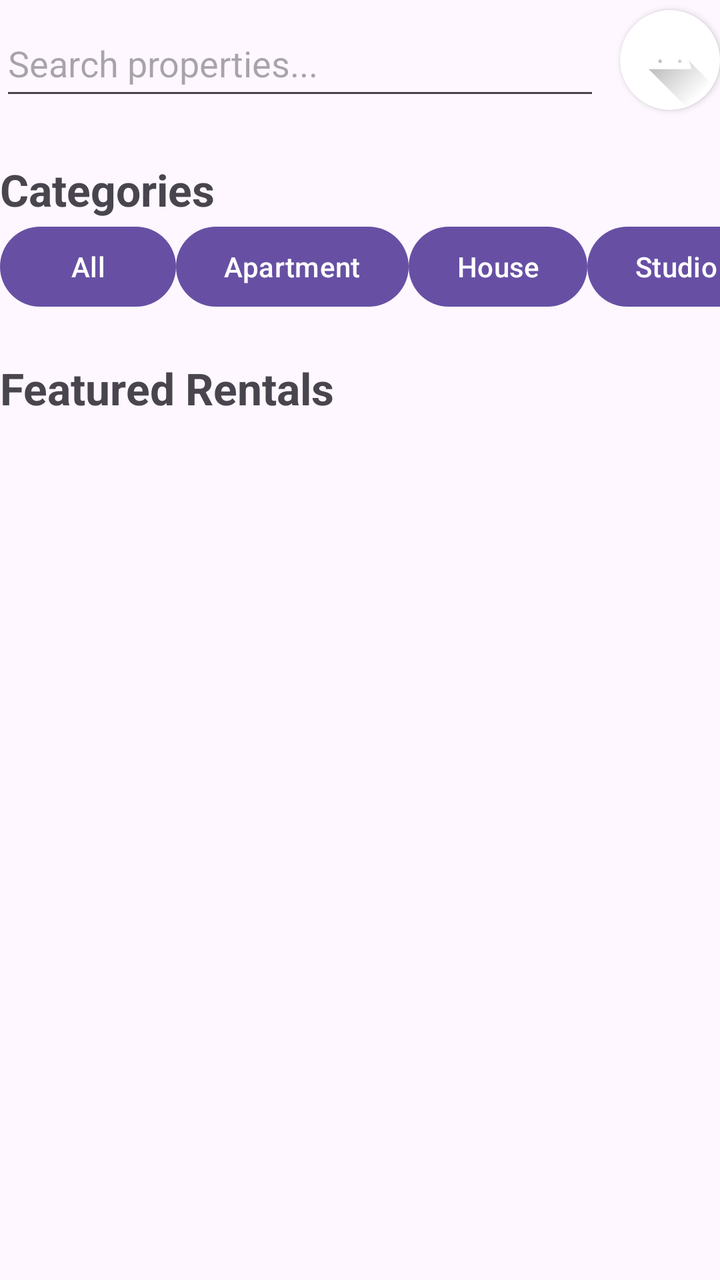
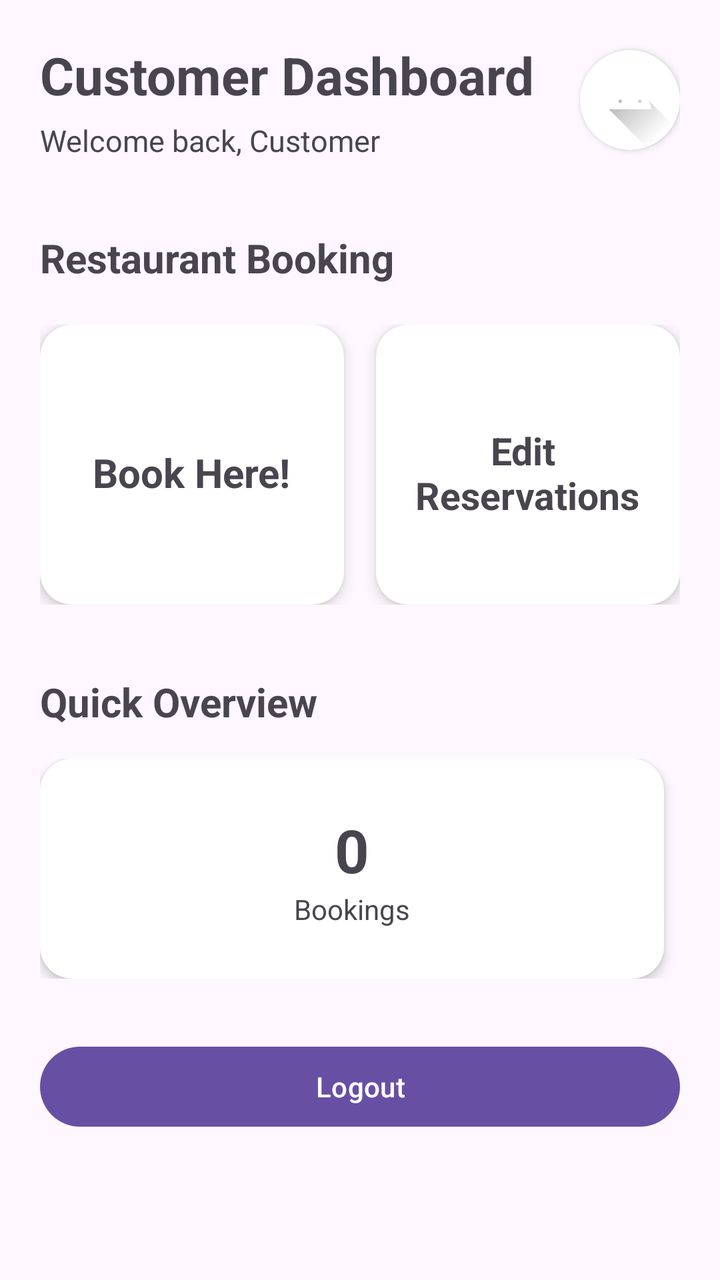

Before-and-after screenshots of an Android layout around one commit, followed by the original layout XML and the change that was made.
<!-- AndroidManifest.xml: application theme Theme.ISCG7424GroupAssessment -->
<!-- res/layout/activity_customer_main_page.xml -->
<?xml version="1.0" encoding="utf-8"?>
<LinearLayout xmlns:android="http://schemas.android.com/apk/res/android"
    xmlns:app="http://schemas.android.com/apk/res-auto"
    xmlns:tools="http://schemas.android.com/tools"
    android:id="@+id/main"
    android:layout_width="match_parent"
    android:layout_height="match_parent"
    android:gravity="center"
    android:orientation="vertical"
    tools:context=".CustomerMainPage">


    <LinearLayout
        android:layout_width="match_parent"
        android:layout_height="60dp"
        android:orientation="horizontal"
        android:gravity="center_vertical">

        <EditText
            android:id="@+id/et_search"
            android:layout_width="0dp"
            android:layout_height="50dp"
            android:layout_weight="1"
            android:hint="Search properties..."
            android:singleLine="true" />

        <androidx.cardview.widget.CardView
            android:id="@+id/cv_cProfile"
            android:layout_width="50dp"
            android:layout_height="50dp"
            android:layout_marginStart="10dp"
            app:cardCornerRadius="25dp">

            <ImageView
                android:id="@+id/iv_profile"
                android:layout_width="match_parent"
                android:layout_height="match_parent"
                android:src="@drawable/ic_launcher_foreground"
                android:scaleType="centerCrop" />

        </androidx.cardview.widget.CardView>
    </LinearLayout>



    <TextView
        android:layout_width="match_parent"
        android:layout_height="wrap_content"
        android:layout_marginTop="20dp"
        android:text="Categories"
        android:textSize="22sp"
        android:textStyle="bold" />

    <HorizontalScrollView
        android:layout_width="match_parent"
        android:layout_height="60dp"
        android:scrollbars="none">

        <LinearLayout
            android:layout_width="match_parent"
            android:layout_height="match_parent"
            android:orientation="horizontal">

            <Button
                android:id="@+id/btn_cAll"
                android:layout_width="wrap_content"
                android:layout_height="wrap_content"
                android:text="All" />

            <Button
                android:id="@+id/btn_cApartment"
                android:layout_width="wrap_content"
                android:layout_height="wrap_content"
                android:text="Apartment" />

            <Button
                android:id="@+id/btn_cHouse"
                android:layout_width="wrap_content"
                android:layout_height="wrap_content"
                android:text="House" />

            <Button
                android:id="@+id/btn_cStudio"
                android:layout_width="wrap_content"
                android:layout_height="wrap_content"
                android:text="Studio" />

        </LinearLayout>
    </HorizontalScrollView>



    <TextView
        android:layout_width="match_parent"
        android:layout_height="wrap_content"
        android:layout_marginTop="10dp"
        android:text="Featured Rentals"
        android:textSize="22sp"
        android:textStyle="bold" />

    <androidx.recyclerview.widget.RecyclerView
        android:id="@+id/recyclerProperties"
        android:layout_width="match_parent"
        android:layout_height="0dp"
        android:layout_weight="1"
        android:layout_marginTop="10dp" />

</LinearLayout>
<!-- resources referenced by this layout -->
<resources>
  <!-- drawable ic_launcher_foreground (drawable) -->
  <vector xmlns:android="http://schemas.android.com/apk/res/android"
      xmlns:aapt="http://schemas.android.com/aapt"
      android:width="108dp"
      android:height="108dp"
      android:viewportWidth="108"
      android:viewportHeight="108">
      <path android:pathData="M31,63.928c0,0 6.4,-11 12.1,-13.1c7.2,-2.6 26,-1.4 26,-1.4l38.1,38.1L107,108.928l-32,-1L31,63.928z">
          <aapt:attr name="android:fillColor">
              <gradient
                  android:endX="85.84757"
                  android:endY="92.4963"
                  android:startX="42.9492"
                  android:startY="49.59793"
                  android:type="linear">
                  <item
                      android:color="#44000000"
                      android:offset="0.0" />
                  <item
                      android:color="#00000000"
                      android:offset="1.0" />
              </gradient>
          </aapt:attr>
      </path>
      <path
          android:fillColor="#FFFFFF"
          android:fillType="nonZero"
          android:pathData="M65.3,45.828l3.8,-6.6c0.2,-0.4 0.1,-0.9 -0.3,-1.1c-0.4,-0.2 -0.9,-0.1 -1.1,0.3l-3.9,6.7c-6.3,-2.8 -13.4,-2.8 -19.7,0l-3.9,-6.7c-0.2,-0.4 -0.7,-0.5 -1.1,-0.3C38.8,38.328 38.7,38.828 38.9,39.228l3.8,6.6C36.2,49.428 31.7,56.028 31,63.928h46C76.3,56.028 71.8,49.428 65.3,45.828zM43.4,57.328c-0.8,0 -1.5,-0.5 -1.8,-1.2c-0.3,-0.7 -0.1,-1.5 0.4,-2.1c0.5,-0.5 1.4,-0.7 2.1,-0.4c0.7,0.3 1.2,1 1.2,1.8C45.3,56.528 44.5,57.328 43.4,57.328L43.4,57.328zM64.6,57.328c-0.8,0 -1.5,-0.5 -1.8,-1.2s-0.1,-1.5 0.4,-2.1c0.5,-0.5 1.4,-0.7 2.1,-0.4c0.7,0.3 1.2,1 1.2,1.8C66.5,56.528 65.6,57.328 64.6,57.328L64.6,57.328z"
          android:strokeWidth="1"
          android:strokeColor="#00000000" />
  </vector>
  <style name="Theme.ISCG7424GroupAssessment" parent="Base.Theme.ISCG7424GroupAssessment" />
  <style name="Base.Theme.ISCG7424GroupAssessment" parent="Theme.Material3.DayNight.NoActionBar">
          
          
      </style>
</resources>

<!-- the commit's change to res/layout/activity_customer_main_page.xml (unified diff, before → after) -->
@@ -1,108 +1,210 @@
 <?xml version="1.0" encoding="utf-8"?>
-<LinearLayout xmlns:android="http://schemas.android.com/apk/res/android"
+<ScrollView xmlns:android="http://schemas.android.com/apk/res/android"
     xmlns:app="http://schemas.android.com/apk/res-auto"
     xmlns:tools="http://schemas.android.com/tools"
     android:id="@+id/main"
     android:layout_width="match_parent"
     android:layout_height="match_parent"
-    android:gravity="center"
-    android:orientation="vertical"
-    tools:context=".CustomerMainPage">
-
+    tools:context=".customer.C_MainPage"
+    android:fillViewport="true">
 
     <LinearLayout
         android:layout_width="match_parent"
-        android:layout_height="60dp"
-        android:orientation="horizontal"
-        android:gravity="center_vertical">
-
-        <EditText
-            android:id="@+id/et_search"
-            android:layout_width="0dp"
-            android:layout_height="50dp"
-            android:layout_weight="1"
-            android:hint="Search properties..."
-            android:singleLine="true" />
-
-        <androidx.cardview.widget.CardView
-            android:id="@+id/cv_cProfile"
-            android:layout_width="50dp"
-            android:layout_height="50dp"
-            android:layout_marginStart="10dp"
-            app:cardCornerRadius="25dp">
-
-            <ImageView
-                android:id="@+id/iv_profile"
-                android:layout_width="match_parent"
-                android:layout_height="match_parent"
-                android:src="@drawable/ic_launcher_foreground"
-                android:scaleType="centerCrop" />
-
-        </androidx.cardview.widget.CardView>
+        android:layout_height="wrap_content"
+        android:orientation="vertical"
+        android:padding="20dp">
+
+        
+        <LinearLayout
+            android:layout_width="match_parent"
+            android:layout_height="wrap_content"
+            android:gravity="center_vertical"
+            android:orientation="horizontal">
+
+            <LinearLayout
+                android:layout_width="0dp"
+                android:layout_height="wrap_content"
+                android:layout_weight="1"
+                android:orientation="vertical">
+
+                <TextView
+                    android:layout_width="wrap_content"
+                    android:layout_height="wrap_content"
+                    android:text="Customer Dashboard"
+                    android:textSize="26sp"
+                    android:textStyle="bold" />
+
+                <TextView
+                    android:layout_width="wrap_content"
+                    android:layout_height="wrap_content"
+                    android:layout_marginTop="5dp"
+                    android:text="Welcome back, Customer"
+                    android:textSize="15sp" />
+
+            </LinearLayout>
+
+            <androidx.cardview.widget.CardView
+                android:id="@+id/cv_cProfile"
+                android:layout_width="50dp"
+                android:layout_height="50dp"
+                android:layout_marginStart="10dp"
+                app:cardCornerRadius="25dp">
+
+                <ImageView
+                    android:id="@+id/iv_profile"
+                    android:layout_width="match_parent"
+                    android:layout_height="match_parent"
+                    android:src="@drawable/ic_launcher_foreground"
+                    android:scaleType="centerCrop" />
+
+            </androidx.cardview.widget.CardView>
+        </LinearLayout>
+
+
+        
+        <TextView
+            android:layout_width="match_parent"
+            android:layout_height="wrap_content"
+            android:layout_marginTop="35dp"
+            android:text="Restaurant Booking"
+            android:textSize="20sp"
+            android:textStyle="bold"/>
+
+
+        
+        <LinearLayout
+            android:layout_width="match_parent"
+            android:layout_height="wrap_content"
+            android:layout_marginTop="20dp"
+            android:orientation="horizontal">
+
+
+            
+            <androidx.cardview.widget.CardView
+                android:id="@+id/cv_customerBooking"
+                android:layout_width="0dp"
+                android:layout_height="140dp"
+                android:layout_marginEnd="8dp"
+                android:layout_weight="1"
+                android:clickable="true"
+                android:focusable="true"
+                app:cardCornerRadius="16dp"
+                app:cardElevation="4dp">
+
+                <LinearLayout
+                    android:layout_width="match_parent"
+                    android:layout_height="match_parent"
+                    android:gravity="center"
+                    android:orientation="vertical">
+
+                    <TextView
+                        android:layout_width="wrap_content"
+                        android:layout_height="wrap_content"
+                        android:layout_marginTop="8dp"
+                        android:text="Book Here!"
+                        android:textAlignment="center"
+                        android:textSize="20sp"
+                        android:textStyle="bold" />
+                </LinearLayout>
+            </androidx.cardview.widget.CardView>
+
+
+            
+            <androidx.cardview.widget.CardView
+                android:id="@+id/cv_customerEditReservations"
+                android:layout_width="0dp"
+                android:layout_height="140dp"
+                android:layout_marginStart="8dp"
+                android:layout_weight="1"
+                android:clickable="true"
+                android:focusable="true"
+                app:cardCornerRadius="16dp"
+                app:cardElevation="4dp">
+
+                <LinearLayout
+                    android:layout_width="match_parent"
+                    android:layout_height="match_parent"
+                    android:gravity="center"
+                    android:orientation="vertical">
+
+                    <TextView
+                        android:layout_width="wrap_content"
+                        android:layout_height="wrap_content"
+                        android:layout_marginTop="8dp"
+                        android:text="Edit \nReservations"
+                        android:textSize="19sp"
+                        android:textStyle="bold"
+                        android:gravity="center" />
+
+                </LinearLayout>
+
+            </androidx.cardview.widget.CardView>
+
+        </LinearLayout>
+
+
+        
+        <TextView
+            android:layout_width="match_parent"
+            android:layout_height="wrap_content"
+            android:layout_marginTop="35dp"
+            android:text="Quick Overview"
+            android:textSize="20sp"
+            android:textStyle="bold" />
+
+
+        <LinearLayout
+            android:layout_width="match_parent"
+            android:layout_height="wrap_content"
+            android:layout_marginTop="15dp"
+            android:orientation="horizontal">
+
+
+            
+            <androidx.cardview.widget.CardView
+                android:layout_width="0dp"
+                android:layout_height="110dp"
+                android:layout_marginEnd="8dp"
+                android:layout_weight="1"
+                app:cardCornerRadius="16dp"
+                app:cardElevation="3dp">
+
+                <LinearLayout
+                    android:layout_width="match_parent"
+                    android:layout_height="match_parent"
+                    android:gravity="center"
+                    android:orientation="vertical">
+
+                    <TextView
+                        android:id="@+id/tv_customerBookings"
+                        android:layout_width="wrap_content"
+                        android:layout_height="wrap_content"
+                        android:text="0"
+                        android:textSize="30sp"
+                        android:textStyle="bold" />
+
+                    <TextView
+                        android:layout_width="wrap_content"
+                        android:layout_height="wrap_content"
+                        android:text="Bookings"
+                        android:textSize="14sp" />
+
+                </LinearLayout>
+
+            </androidx.cardview.widget.CardView>
+
+
+        </LinearLayout>
+
+
+        
+        <Button
+            android:onClick="btnLogout"
+            android:layout_width="match_parent"
+            android:layout_height="wrap_content"
+            android:layout_marginTop="30dp"
+            android:text="Logout" />
+
     </LinearLayout>
 
-
-
-    <TextView
-        android:layout_width="match_parent"
-        android:layout_height="wrap_content"
-        android:layout_marginTop="20dp"
-        android:text="Categories"
-        android:textSize="22sp"
-        android:textStyle="bold" />
-
-    <HorizontalScrollView
-        android:layout_width="match_parent"
-        android:layout_height="60dp"
-        android:scrollbars="none">
-
-        <LinearLayout
-            android:layout_width="match_parent"
-            android:layout_height="match_parent"
-            android:orientation="horizontal">
-
-            <Button
-                android:id="@+id/btn_cAll"
-                android:layout_width="wrap_content"
-                android:layout_height="wrap_content"
-                android:text="All" />
-
-            <Button
-                android:id="@+id/btn_cApartment"
-                android:layout_width="wrap_content"
-                android:layout_height="wrap_content"
-                android:text="Apartment" />
-
-            <Button
-                android:id="@+id/btn_cHouse"
-                android:layout_width="wrap_content"
-                android:layout_height="wrap_content"
-                android:text="House" />
-
-            <Button
-                android:id="@+id/btn_cStudio"
-                android:layout_width="wrap_content"
-                android:layout_height="wrap_content"
-                android:text="Studio" />
-
-        </LinearLayout>
-    </HorizontalScrollView>
-
-
-
-    <TextView
-        android:layout_width="match_parent"
-        android:layout_height="wrap_content"
-        android:layout_marginTop="10dp"
-        android:text="Featured Rentals"
-        android:textSize="22sp"
-        android:textStyle="bold" />
-
-    <androidx.recyclerview.widget.RecyclerView
-        android:id="@+id/recyclerProperties"
-        android:layout_width="match_parent"
-        android:layout_height="0dp"
-        android:layout_weight="1"
-        android:layout_marginTop="10dp" />
-
-</LinearLayout>
+</ScrollView>
